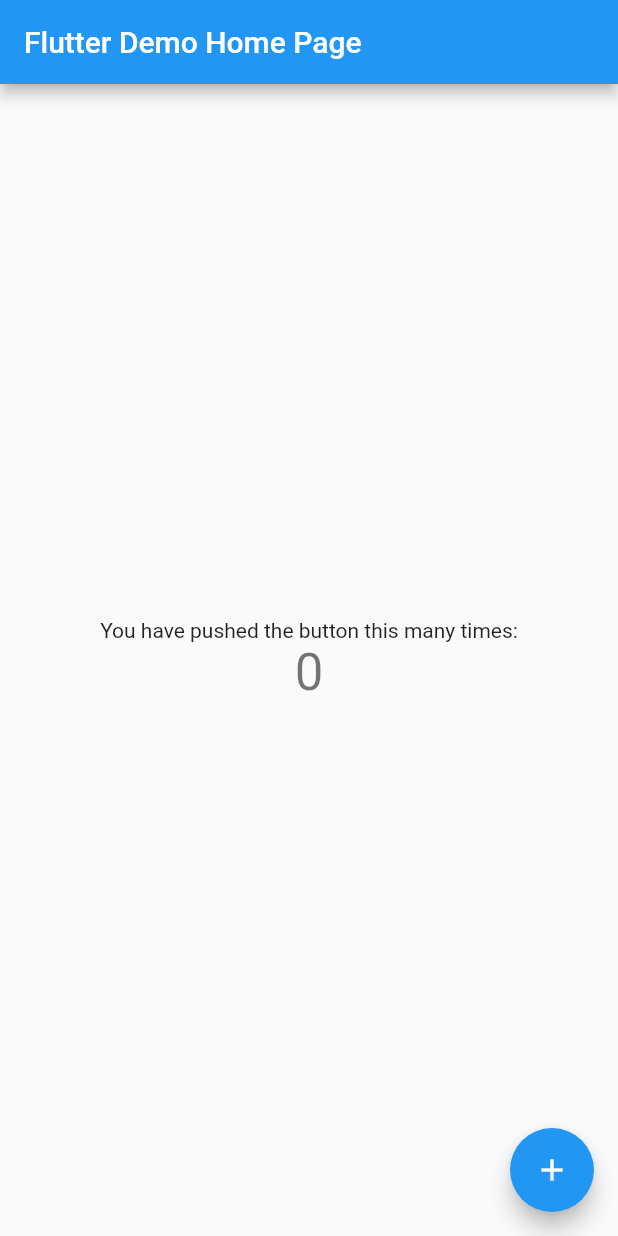
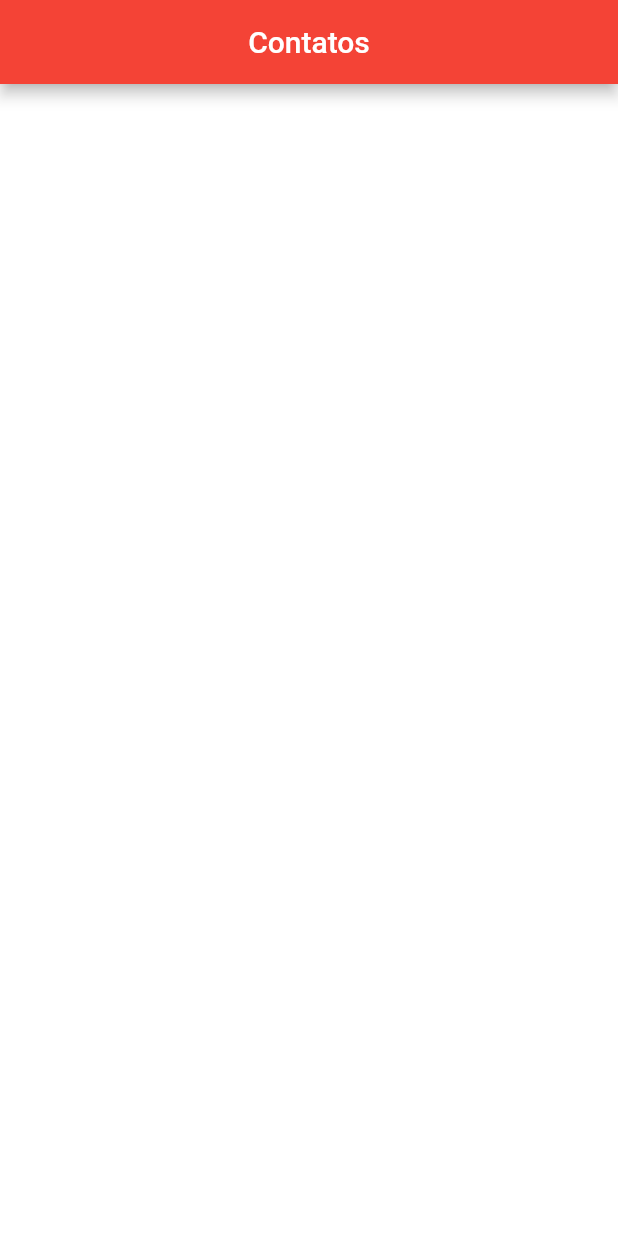
Before and after one commit to gabriela-motta/flutter-udemy, a Flutter app: the screen it shows after launch, on a phone screen of 412 x 824 dp. Run offline on Flutter 3.47's test engine with Material 2 defaults, Android fonts, the phone set to English and light mode, and no system bars; our stand-ins replace sqflite; accounts and stored records are empty.

Commit message:
inicio do layout

```diff
--- a/agenda_de_contatos/lib/helpers/contact_helper.dart
+++ b/agenda_de_contatos/lib/helpers/contact_helper.dart
@@ -25,7 +25,7 @@ class ContactHelper {
 
   Future<Database> initDb() async {
     final databasesPath = await getDatabasesPath();
-    final path = join(databasesPath, "contacts.db");
+    final path = join(databasesPath, "contactsnew.db");
 
     return await openDatabase(path, version: 1,
         onCreate: (Database db, int newerVersion) async {
--- a/agenda_de_contatos/lib/main.dart
+++ b/agenda_de_contatos/lib/main.dart
@@ -1,111 +1,6 @@
 import 'package:flutter/material.dart';
+import 'package:agenda_de_contatos/ui/HomePage.dart';
 
-void main() => runApp(MyApp());
-
-class MyApp extends StatelessWidget {
-  // This widget is the root of your application.
-  @override
-  Widget build(BuildContext context) {
-    return MaterialApp(
-      title: 'Flutter Demo',
-      theme: ThemeData(
-        // This is the theme of your application.
-        //
-        // Try running your application with "flutter run". You'll see the
-        // application has a blue toolbar. Then, without quitting the app, try
-        // changing the primarySwatch below to Colors.green and then invoke
-        // "hot reload" (press "r" in the console where you ran "flutter run",
-        // or simply save your changes to "hot reload" in a Flutter IDE).
-        // Notice that the counter didn't reset back to zero; the application
-        // is not restarted.
-        primarySwatch: Colors.blue,
-      ),
-      home: MyHomePage(title: 'Flutter Demo Home Page'),
-    );
-  }
+void main() {
+  runApp(MaterialApp(home: HomePage()));
 }
-
-class MyHomePage extends StatefulWidget {
-  MyHomePage({Key key, this.title}) : super(key: key);
-
-  // This widget is the home page of your application. It is stateful, meaning
-  // that it has a State object (defined below) that contains fields that affect
-  // how it looks.
-
-  // This class is the configuration for the state. It holds the values (in this
-  // case the title) provided by the parent (in this case the App widget) and
-  // used by the build method of the State. Fields in a Widget subclass are
-  // always marked "final".
-
-  final String title;
-
-  @override
-  _MyHomePageState createState() => _MyHomePageState();
-}
-
-class _MyHomePageState extends State<MyHomePage> {
-  int _counter = 0;
-
-  void _incrementCounter() {
-    setState(() {
-      // This call to setState tells the Flutter framework that something has
-      // changed in this State, which causes it to rerun the build method below
-      // so that the display can reflect the updated values. If we changed
-      // _counter without calling setState(), then the build method would not be
-      // called again, and so nothing would appear to happen.
-      _counter++;
-    });
-  }
-
-  @override
-  Widget build(BuildContext context) {
-    // This method is rerun every time setState is called, for instance as done
-    // by the _incrementCounter method above.
-    //
-    // The Flutter framework has been optimized to make rerunning build methods
-    // fast, so that you can just rebuild anything that needs updating rather
-    // than having to individually change instances of widgets.
-    return Scaffold(
-      appBar: AppBar(
-        // Here we take the value from the MyHomePage object that was created by
-        // the App.build method, and use it to set our appbar title.
-        title: Text(widget.title),
-      ),
-      body: Center(
-        // Center is a layout widget. It takes a single child and positions it
-        // in the middle of the parent.
-        child: Column(
-          // Column is also a layout widget. It takes a list of children and
-          // arranges them vertically. By default, it sizes itself to fit its
-          // children horizontally, and tries to be as tall as its parent.
-          //
-          // Invoke "debug painting" (press "p" in the console, choose the
-          // "Toggle Debug Paint" action from the Flutter Inspector in Android
-          // Studio, or the "Toggle Debug Paint" command in Visual Studio Code)
-          // to see the wireframe for each widget.
-          //
-          // Column has various properties to control how it sizes itself and
-          // how it positions its children. Here we use mainAxisAlignment to
-          // center the children vertically; the main axis here is the vertical
-          // axis because Columns are vertical (the cross axis would be
-          // horizontal).
-          mainAxisAlignment: MainAxisAlignment.center,
-          children: <Widget>[
-            Text(
-              'You have pushed the button this many times:',
-            ),
-            Text(
-              '$_counter',
-              style: Theme.of(context).textTheme.display1,
-            ),
-          ],
-        ),
-      ),
-      floatingActionButton: FloatingActionButton(
-        onPressed: _incrementCounter,
-        tooltip: 'Increment',
-        child: Icon(Icons.add),
-      ), // This trailing comma makes auto-formatting nicer for build methods.
-    );
-  }
-}
--- /dev/null
+++ b/agenda_de_contatos/lib/ui/HomePage.dart
@@ -0,0 +1,23 @@
+import 'package:agenda_de_contatos/helpers/contact_helper.dart';
+import 'package:flutter/material.dart';
+
+class HomePage extends StatefulWidget {
+  @override
+  _HomePageState createState() => _HomePageState();
+}
+
+class _HomePageState extends State<HomePage> {
+  ContactHelper helper = ContactHelper();
+
+  @override
+  Widget build(BuildContext context) {
+    return Scaffold(
+      appBar: AppBar(
+        title: Text("Contatos"),
+        backgroundColor: Colors.red,
+        centerTitle: true,
+      ),
+      backgroundColor: Colors.white,
+    );
+  }
+}
```
Also changed, not shown: 1 other file.
